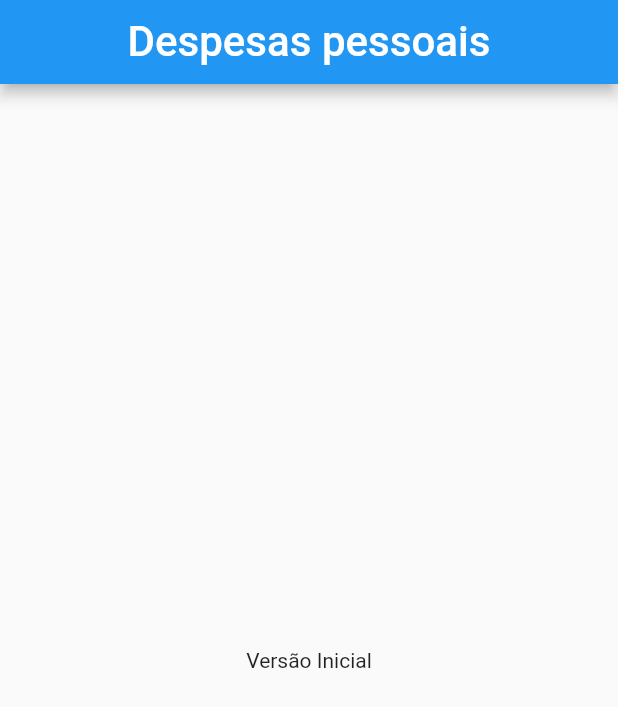
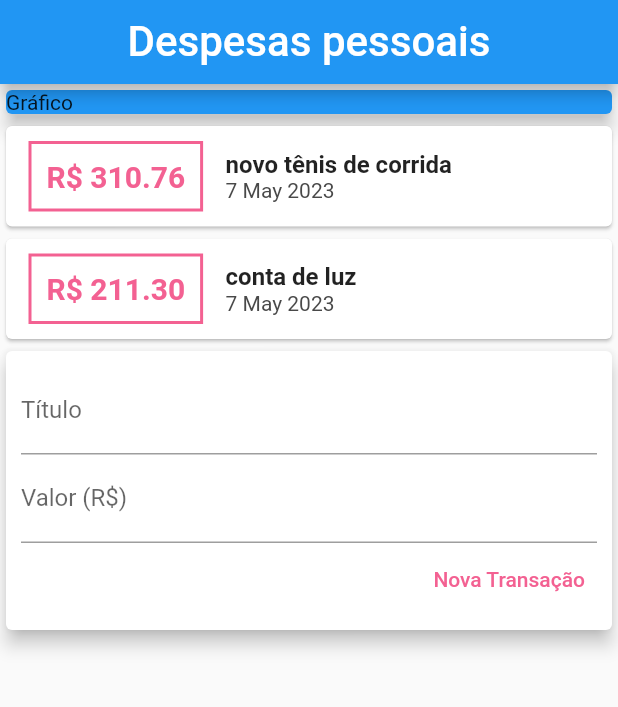
Before and after one commit to fabriciosuhet/expenses, a Flutter app: the screen it shows after launch, on a phone screen of 412 x 824 dp. Shown: the top 707 px of the screen. Run offline on Flutter 3.47's test engine with Material 2 defaults, Android fonts, the phone set to English and light mode, and no system bars.

Commit message:
Adicionando corpo a aplicação, botões, cores, textfields

```diff
--- a/lib/main.dart
+++ b/lib/main.dart
@@ -1,4 +1,7 @@
+import 'package:expenses/models/transaction.dart';
 import 'package:flutter/material.dart';
+import 'package:intl/intl.dart';
+
 
 void main () {
   runApp(const ExpensesApp());
@@ -10,7 +13,7 @@ class ExpensesApp extends StatelessWidget {
 
   @override
   Widget build(BuildContext context) {
-    return const MaterialApp(
+    return MaterialApp(
       debugShowCheckedModeBanner: false,
       home: MyHomePage(),
     );
@@ -18,7 +21,22 @@ class ExpensesApp extends StatelessWidget {
 }
 
 class MyHomePage extends StatelessWidget {
-  const MyHomePage({super.key});
+  MyHomePage({super.key});
+
+  final _transactions = [
+    Transaction(
+      id: 't1',
+      title: 'novo tênis de corrida',
+      value: 310.76,
+      date: DateTime.now(),
+    ),
+    Transaction(
+      id: 't2',
+      title: 'conta de luz',
+      value: 211.30,
+      date: DateTime.now(),
+    ),
+  ];
 
   @override
   Widget build(BuildContext context) {
@@ -28,8 +46,97 @@ class MyHomePage extends StatelessWidget {
           title: const Text('Despesas pessoais',
           style: TextStyle(fontSize: 28),),
         ),
-        body: const Center(
-          child: Text('Versão Inicial'),
+        body: Column(
+          crossAxisAlignment: CrossAxisAlignment.stretch,
+          children: [
+            const SizedBox(
+              width: double.infinity,
+              child: Card(
+                color: Colors.blue,
+                elevation: 5,
+                child: Text('Gráfico'),
+              ),
+            ),
+            Column(
+              children: _transactions.map((tr){
+                return Card(
+                  child: Row(
+                    children: [
+                      Container(
+                        margin: const EdgeInsets.symmetric(
+                          horizontal: 15,
+                          vertical: 10,
+                        ),
+                        decoration: BoxDecoration(
+                          border: Border.all(
+                            color: const Color.fromARGB(255, 243, 97, 146),
+                            width: 2,
+                          ),
+                        ),
+                        padding: const EdgeInsets.all(10),
+                        child: Text(
+                          'R\$ ${tr.value!.toStringAsFixed(2)}',
+                          style: const TextStyle(
+                            fontWeight: FontWeight.bold,
+                            fontSize: 20,
+                            color: Color.fromARGB(255, 243, 97, 146),
+                          ),
+                        ),
+                      ),
+                      Column(
+                        crossAxisAlignment: CrossAxisAlignment.start,
+                        children: [
+                          Text(tr.title!,
+                           style: const TextStyle(
+                            fontWeight: FontWeight.bold,
+                            fontSize: 16,
+                            ),
+                          ),
+                          Text(DateFormat('d MMM y').format(tr.date!),
+                            style: const TextStyle(
+                            color: Color.fromARGB(255, 73, 73, 73),
+                            ),
+                          ),
+                        ],
+                      )
+                    ],
+                  ),
+                );
+              }).toList(),
+            ),
+            Card(
+              elevation: 5,
+              child: Padding(
+                padding: const EdgeInsets.all(10),
+                child: Column(
+                  children: [
+                    const TextField(
+                      decoration: InputDecoration(
+                        labelText: 'Título',
+                      ),
+                    ),
+                    const TextField(
+                      decoration: InputDecoration(
+                        labelText: 'Valor (R\$)',
+                      ),
+                    ),
+                    Row(
+                      mainAxisAlignment: MainAxisAlignment.end,
+                      children: [
+                        TextButton(
+                          style: TextButton.styleFrom(
+                            foregroundColor: const Color.fromARGB(255, 243, 97, 146),
+                          ),
+                          child: const  Text('Nova Transação'),
+                          onPressed: () {} ,
+                        ),
+                      ],
+                    ),
+                  ],
+                ),
+              ),
+            )
+          ],
         ),
     );
   }
--- /dev/null
+++ b/lib/models/transaction.dart
@@ -0,0 +1,13 @@
+class Transaction {
+  final String? id;
+  final String? title;
+  final double? value;
+  final DateTime? date;
+
+  Transaction({
+    required this.id,
+    required this.title,
+    required this.value,
+    required this.date
+  });
+}
--- a/pubspec.yaml
+++ b/pubspec.yaml
@@ -31,6 +31,7 @@ dependencies:
   flutter:
     sdk: flutter
 
+  intl: ^0.18.1
 
   # The following adds the Cupertino Icons font to your application.
   # Use with the CupertinoIcons class for iOS style icons.
```
Also changed, not shown: pubspec.lock.
